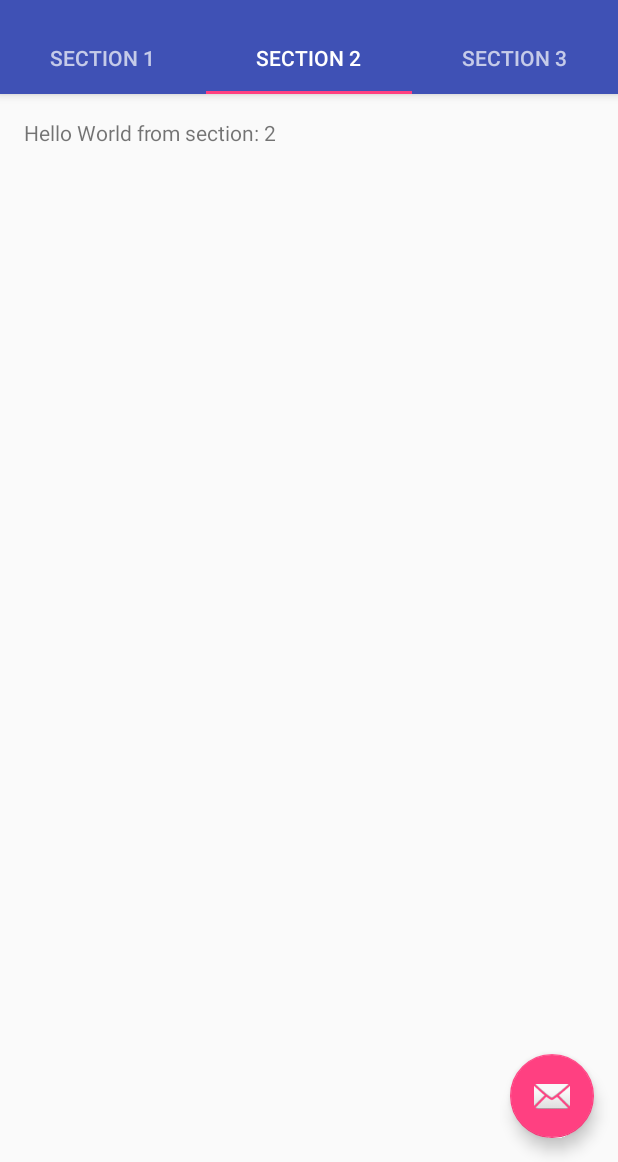
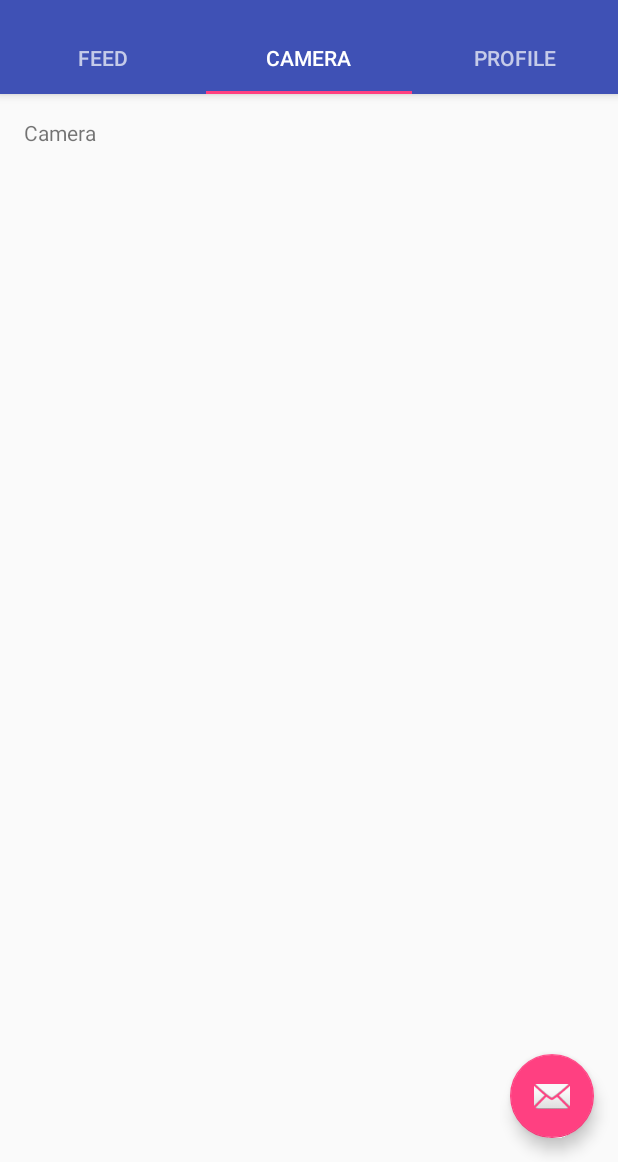
Before and after one commit to dchi11297/Animoment, an Android app: the screen it shows after launch (MainActivity), tab 2 chosen, on a phone screen of 412 x 824 dp, the part 74-1236 px from its top. Run offline under Robolectric (Android 15) with nearby library versions, the phone set to English and light mode, and no system bars.

Commit message:
Added tabs for app

```diff
--- a/app/src/main/java/com/teamphantom/animoment/animoment/MainActivity.java
+++ b/app/src/main/java/com/teamphantom/animoment/animoment/MainActivity.java
@@ -88,40 +88,7 @@ public class MainActivity extends AppCompatActivity {
         return super.onOptionsItemSelected(item);
     }
 
-    /**
-     * A placeholder fragment containing a simple view.
-     */
-    public static class PlaceholderFragment extends Fragment {
-        /**
-         * The fragment argument representing the section number for this
-         * fragment.
-         */
-        private static final String ARG_SECTION_NUMBER = "section_number";
-
-        public PlaceholderFragment() {
-        }
-
-        /**
-         * Returns a new instance of this fragment for the given section
-         * number.
-         */
-        public static PlaceholderFragment newInstance(int sectionNumber) {
-            PlaceholderFragment fragment = new PlaceholderFragment();
-            Bundle args = new Bundle();
-            args.putInt(ARG_SECTION_NUMBER, sectionNumber);
-            fragment.setArguments(args);
-            return fragment;
-        }
-
-        @Override
-        public View onCreateView(LayoutInflater inflater, ViewGroup container,
-                                 Bundle savedInstanceState) {
-            View rootView = inflater.inflate(R.layout.fragment_main, container, false);
-            TextView textView = (TextView) rootView.findViewById(R.id.section_label);
-            textView.setText(getString(R.string.section_format, getArguments().getInt(ARG_SECTION_NUMBER)));
-            return rootView;
-        }
-    }
+//deleted PlaceholderFragment class from here
 
     /**
      * A {@link FragmentPagerAdapter} that returns a fragment corresponding to
@@ -135,9 +102,20 @@ public class MainActivity extends AppCompatActivity {
 
         @Override
         public Fragment getItem(int position) {
-            // getItem is called to instantiate the fragment for the given page.
-            // Return a PlaceholderFragment (defined as a static inner class below).
-            return PlaceholderFragment.newInstance(position + 1);
+            //Returning the current tabs
+            switch (position) {
+                case 0:
+                    Tab1Feed tab1 = new Tab1Feed();
+                    return tab1;
+                case 1:
+                    Tab2Camera tab2 = new Tab2Camera();
+                    return tab2;
+                case 2:
+                    Tab3Profile tab3 = new Tab3Profile();
+                    return tab3;
+                default:
+                    return null;
+            }
         }
 
         @Override
@@ -150,11 +128,11 @@ public class MainActivity extends AppCompatActivity {
         public CharSequence getPageTitle(int position) {
             switch (position) {
                 case 0:
-                    return "SECTION 1";
+                    return "Feed";
                 case 1:
-                    return "SECTION 2";
+                    return "Camera";
                 case 2:
-                    return "SECTION 3";
+                    return "Profile";
             }
             return null;
         }
--- /dev/null
+++ b/app/src/main/java/com/teamphantom/animoment/animoment/Tab1Feed.java
@@ -0,0 +1,19 @@
+package com.teamphantom.animoment.animoment;
+
+/**
+ * Created by dchi on 3/25/17.
+ */
+import android.support.v4.app.Fragment;
+import android.os.Bundle;
+import android.view.LayoutInflater;
+import android.view.View;
+import android.view.ViewGroup;
+public class Tab1Feed extends Fragment {
+    @Override
+    public View onCreateView(LayoutInflater inflater, ViewGroup container,
+                             Bundle savedInstanceState) {
+        View rootView = inflater.inflate(R.layout.tab1feed, container, false);
+
+        return rootView;
+    }
+}
--- /dev/null
+++ b/app/src/main/java/com/teamphantom/animoment/animoment/Tab2Camera.java
@@ -0,0 +1,21 @@
+package com.teamphantom.animoment.animoment;
+
+import android.os.Bundle;
+import android.support.v4.app.Fragment;
+import android.view.LayoutInflater;
+import android.view.View;
+import android.view.ViewGroup;
+
+/**
+ * Created by dchi on 3/25/17.
+ */
+
+public class Tab2Camera extends Fragment {
+    @Override
+    public View onCreateView(LayoutInflater inflater, ViewGroup container,
+                             Bundle savedInstanceState) {
+        View rootView = inflater.inflate(R.layout.tab2camera, container, false);
+
+        return rootView;
+    }
+}
--- /dev/null
+++ b/app/src/main/java/com/teamphantom/animoment/animoment/Tab3Profile.java
@@ -0,0 +1,21 @@
+package com.teamphantom.animoment.animoment;
+
+import android.os.Bundle;
+import android.support.v4.app.Fragment;
+import android.view.LayoutInflater;
+import android.view.View;
+import android.view.ViewGroup;
+
+/**
+ * Created by dchi on 3/25/17.
+ */
+
+public class Tab3Profile extends Fragment {
+    @Override
+    public View onCreateView(LayoutInflater inflater, ViewGroup container,
+                             Bundle savedInstanceState) {
+        View rootView = inflater.inflate(R.layout.tab3profile, container, false);
+
+        return rootView;
+    }
+}
--- a/app/src/main/res/layout/fragment_main.xml
+++ b/app/src/main/res/layout/tab1feed.xml
@@ -11,6 +11,7 @@
     <TextView
         android:id="@+id/section_label"
         android:layout_width="wrap_content"
-        android:layout_height="wrap_content" />
+        android:layout_height="wrap_content"
+        android:text = "Feed"/>
 
 </RelativeLayout>
--- /dev/null
+++ b/app/src/main/res/layout/tab2camera.xml
@@ -0,0 +1,17 @@
+<RelativeLayout xmlns:android="http://schemas.android.com/apk/res/android"
+    xmlns:tools="http://schemas.android.com/tools"
+    android:layout_width="match_parent"
+    android:layout_height="match_parent"
+    android:paddingBottom="@dimen/activity_vertical_margin"
+    android:paddingLeft="@dimen/activity_horizontal_margin"
+    android:paddingRight="@dimen/activity_horizontal_margin"
+    android:paddingTop="@dimen/activity_vertical_margin"
+    tools:context="com.teamphantom.animoment.animoment.MainActivity$PlaceholderFragment">
+
+    <TextView
+        android:id="@+id/section_label"
+        android:layout_width="wrap_content"
+        android:layout_height="wrap_content"
+        android:text = "Camera"/>
+
+</RelativeLayout>
--- /dev/null
+++ b/app/src/main/res/layout/tab3profile.xml
@@ -0,0 +1,17 @@
+<RelativeLayout xmlns:android="http://schemas.android.com/apk/res/android"
+    xmlns:tools="http://schemas.android.com/tools"
+    android:layout_width="match_parent"
+    android:layout_height="match_parent"
+    android:paddingBottom="@dimen/activity_vertical_margin"
+    android:paddingLeft="@dimen/activity_horizontal_margin"
+    android:paddingRight="@dimen/activity_horizontal_margin"
+    android:paddingTop="@dimen/activity_vertical_margin"
+    tools:context="com.teamphantom.animoment.animoment.MainActivity$PlaceholderFragment">
+
+    <TextView
+        android:id="@+id/section_label"
+        android:layout_width="wrap_content"
+        android:layout_height="wrap_content"
+        android:text = "Profile"/>
+
+</RelativeLayout>
```
